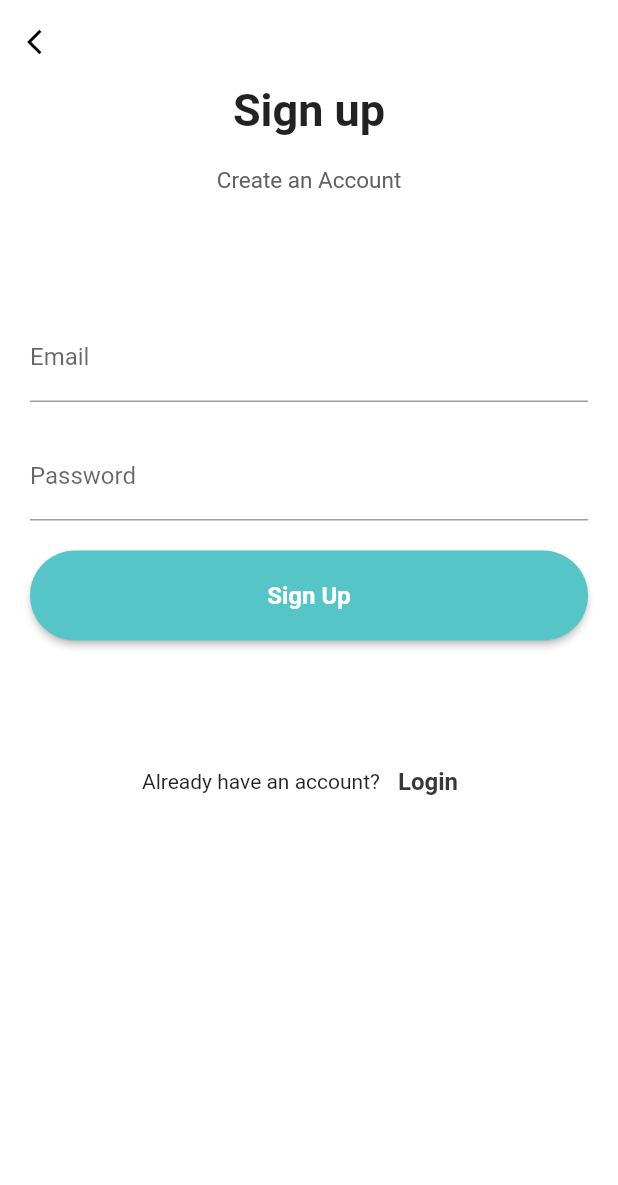
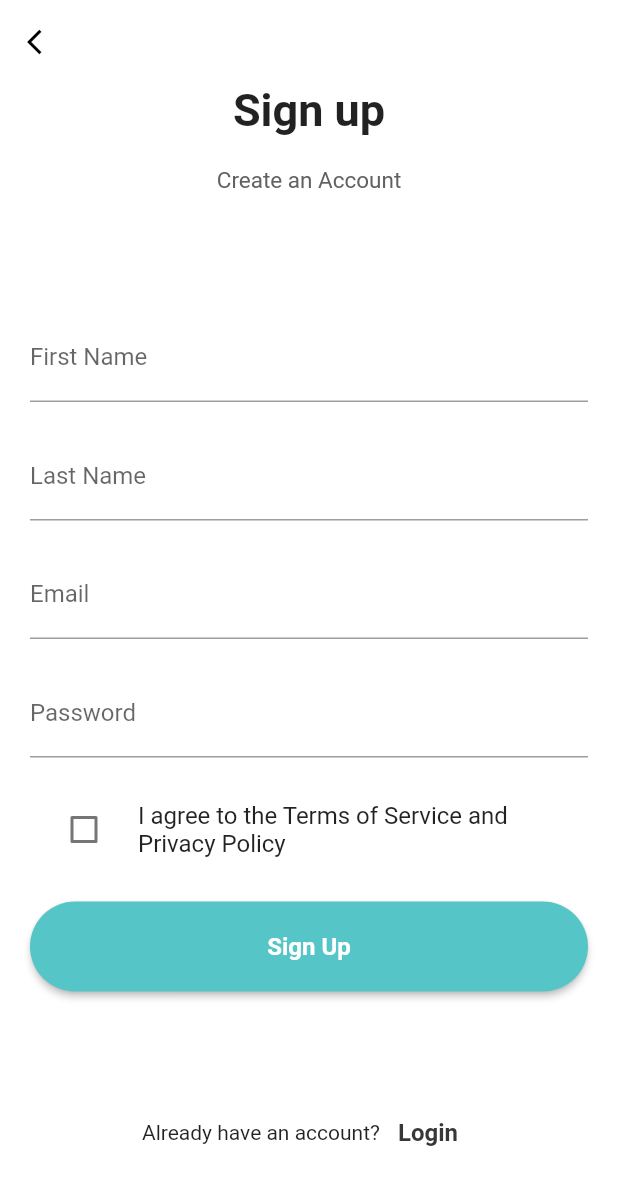
Before and after one commit to aoife-K/fypAppPrototype3, a Flutter app: the SignupPage screen opened directly, on a phone screen of 412 x 824 dp. Shown: the top 1185 px of the screen. Run offline on Flutter 3.47's test engine with Material 2 defaults, Android fonts, the phone set to English and light mode, and no system bars; our stand-ins replace charts_flutter, cloud_firestore, firebase_auth, firebase_core, fl_chart and 1 more; missing offline and left inert: dart:ffi, survey_kit; accounts and stored records are empty.

Commit message:
update signup page and fix text colour for dark mode

```diff
--- a/copd_app/assets/cat.json
+++ b/copd_app/assets/cat.json
@@ -1 +1 @@
-[{"date":"2023-03-01","cough":1.0,"phlegm":1.0,"tightness":5.0,"breathlessness":1.0,"activities":5.0,"confidence":1.0,"sleep":1.0,"energy":1.0,"total":16.0},{"date":"2023-03-06","cough":1.0,"phlegm":1.0,"tightness":1.0,"breathlessness":1.0,"activities":1.0,"confidence":1.0,"sleep":1.0,"energy":1.0,"total":8.0},{"date":"2023-03-08","cough":1.0,"phlegm":1.0,"tightness":1.0,"breathlessness":1.0,"activities":1.0,"confidence":1.0,"sleep":1.0,"energy":5.0,"total":12.0},{"date":"2023-03-05","cough":1.0,"phlegm":1.0,"tightness":1.0,"breathlessness":1.0,"activities":1.0,"confidence":1.0,"sleep":1.0,"energy":1.0,"total":8.0},{"date":"2023-03-09","cough":1.0,"phlegm":1.0,"tightness":1.0,"breathlessness":1.0,"activities":1.0,"confidence":1.0,"sleep":5.0,"energy":5.0,"total":16.0},{"date":"2023-03-10","cough":1.0,"phlegm":1.0,"tightness":1.0,"breathlessness":1.0,"activities":1.0,"confidence":1.0,"sleep":1.0,"energy":1.0,"total":8.0}]
+[{"date":"2023-03-01","cough":1.0,"phlegm":1.0,"tightness":5.0,"breathlessness":1.0,"activities":5.0,"confidence":1.0,"sleep":1.0,"energy":1.0,"total":16.0},{"date":"2023-03-06","cough":1.0,"phlegm":1.0,"tightness":1.0,"breathlessness":1.0,"activities":1.0,"confidence":1.0,"sleep":1.0,"energy":1.0,"total":8.0},{"date":"2023-03-08","cough":1.0,"phlegm":1.0,"tightness":1.0,"breathlessness":1.0,"activities":1.0,"confidence":1.0,"sleep":1.0,"energy":5.0,"total":12.0},{"date":"2023-03-05","cough":1.0,"phlegm":1.0,"tightness":1.0,"breathlessness":1.0,"activities":1.0,"confidence":1.0,"sleep":1.0,"energy":1.0,"total":8.0},{"date":"2023-03-09","cough":1.0,"phlegm":1.0,"tightness":1.0,"breathlessness":1.0,"activities":1.0,"confidence":1.0,"sleep":5.0,"energy":5.0,"total":16.0},{"date":"2023-03-10","cough":1.0,"phlegm":1.0,"tightness":1.0,"breathlessness":1.0,"activities":1.0,"confidence":1.0,"sleep":1.0,"energy":1.0,"total":8.0},{"date":"2023-03-11","cough":1.0,"phlegm":1.0,"tightness":1.0,"breathlessness":1.0,"activities":1.0,"confidence":1.0,"sleep":1.0,"energy":1.0,"total":8.0}]
--- a/copd_app/lib/contacts.dart
+++ b/copd_app/lib/contacts.dart
@@ -37,7 +37,7 @@ class _ContactPageState extends State<ContactPage> {
             SizedBox(height: 150),
             Text("Contacts",
                 style: TextStyle(
-                  color: Color.fromARGB(255, 91, 90, 90),
+                  //color: Color.fromARGB(255, 91, 90, 90),
                   fontSize: 25.0,
                 )),
             IconButton(
--- a/copd_app/lib/medication.dart
+++ b/copd_app/lib/medication.dart
@@ -40,7 +40,7 @@ class _MedicationsPageState extends State<MedicationsPage> {
             SizedBox(height: 150),
             Text("Medications",
                 style: TextStyle(
-                  color: Color.fromARGB(255, 91, 90, 90),
+                  //color: Color.fromARGB(255, 91, 90, 90),
                   fontSize: 25.0,
                 )),
             IconButton(
--- a/copd_app/lib/signup.dart
+++ b/copd_app/lib/signup.dart
@@ -12,6 +12,10 @@ class _SignupPageState extends State<SignupPage> {
   final AuthService _auth = AuthService();
   String _email = '';
   String _password = '';
+  String _firstName = '';
+  String _lastName = '';
+  bool checkedValue = false;
+  //bool newValue = false;
 
   @override
   Widget build(BuildContext context) {
@@ -79,6 +83,46 @@ class _SignupPageState extends State<SignupPage> {
                             TextFormField(
                               validator: (String? value) {
                                 if (value!.isEmpty) {
+                                  return 'Please enter your first name';
+                                }
+                                return null;
+                              },
+                              onChanged: (value) {
+                                setState(() {
+                                  _firstName = value.trim();
+                                });
+                              },
+                              decoration: InputDecoration(
+                                labelText: 'First Name',
+                                hintText: 'Enter your first name',
+                              ),
+                            ),
+                            SizedBox(
+                              height: 20.0,
+                            ),
+                            TextFormField(
+                              validator: (String? value) {
+                                if (value!.isEmpty) {
+                                  return 'Please enter your last name';
+                                }
+                                return null;
+                              },
+                              onChanged: (value) {
+                                setState(() {
+                                  _lastName = value.trim();
+                                });
+                              },
+                              decoration: InputDecoration(
+                                labelText: 'Last Name',
+                                hintText: 'Enter your last name',
+                              ),
+                            ),
+                            SizedBox(
+                              height: 20.0,
+                            ),
+                            TextFormField(
+                              validator: (String? value) {
+                                if (value!.isEmpty) {
                                   return 'Please enter your email';
                                 }
                                 return null;
@@ -113,6 +157,25 @@ class _SignupPageState extends State<SignupPage> {
                                 labelText: 'Password',
                                 hintText: 'Enter your password',
                               ),
+                            ),
+                            SizedBox(
+                              height: 20.0,
+                            ),
+                            CheckboxListTile(
+                              title: Text(
+                                  "I agree to the Terms of Service and Privacy Policy"),
+                              value: checkedValue,
+                              onChanged: (newValue) {
+                                setState(() {
+                                  if (newValue == true) {
+                                    checkedValue = true;
+                                  } else {
+                                    checkedValue = false;
+                                  }
+                                });
+                              },
+                              controlAffinity: ListTileControlAffinity
+                                  .leading, //  <-- leading Checkbox
                             ),
                             SizedBox(
                               height: 20.0,
```
Also changed, not shown: copd_app/lib/diary.dart (+11 -8 lines), copd_app/lib/main.dart (+17 -10 lines).
